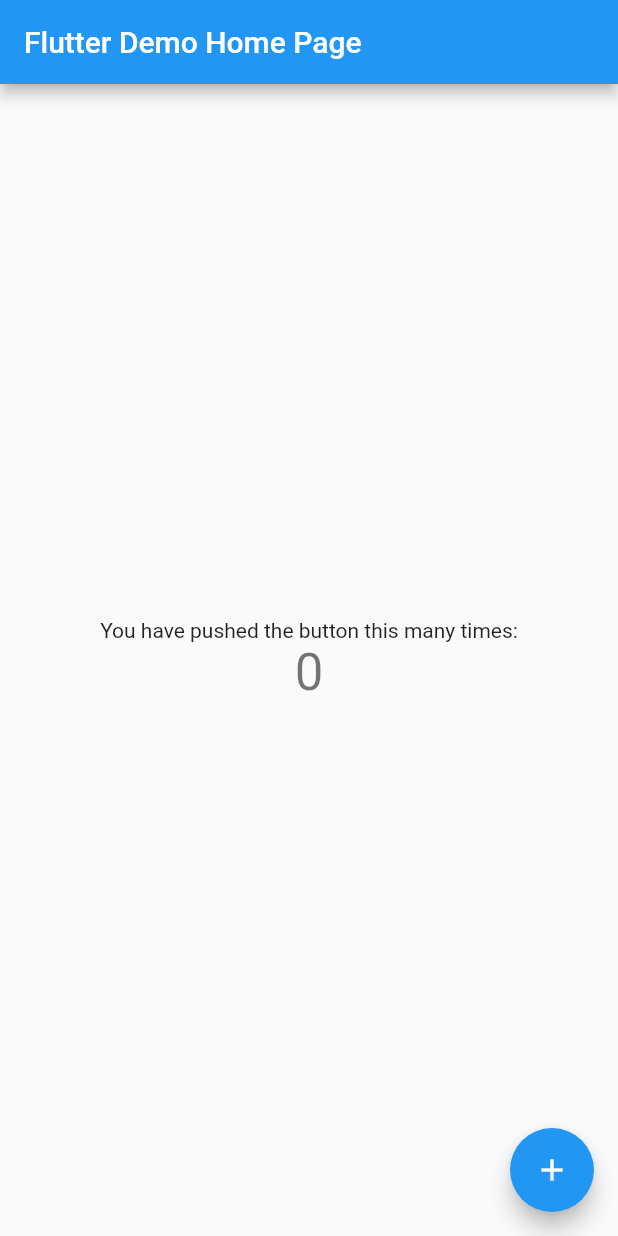
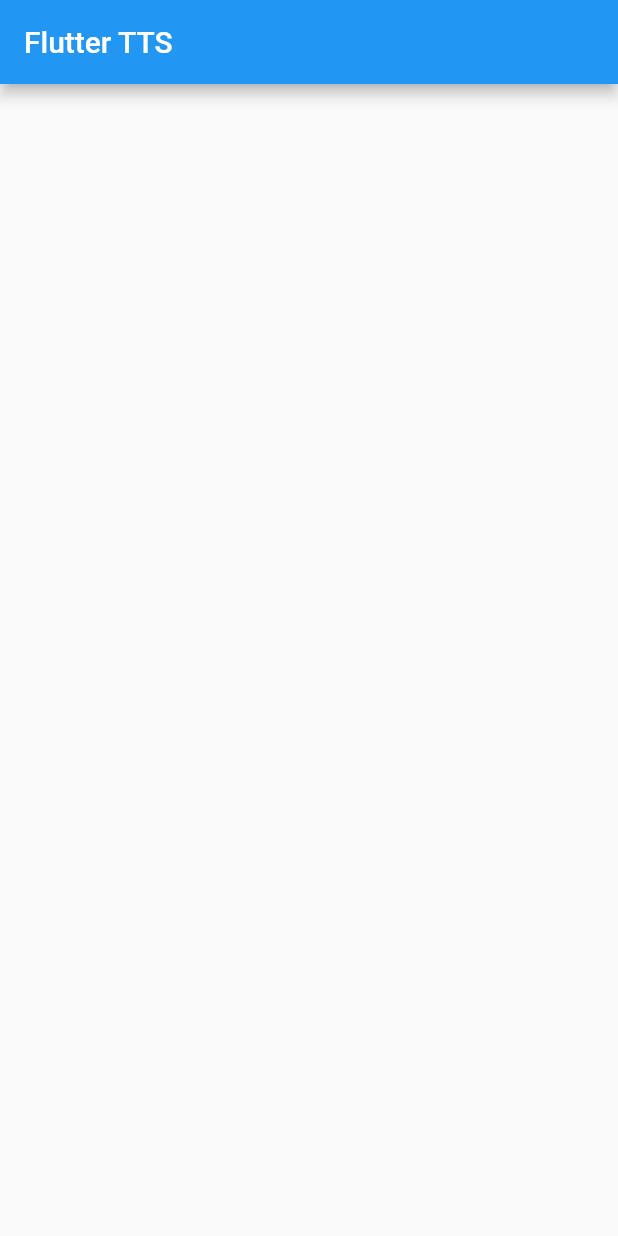
Before and after one commit to lohanidamodar/flutter_tts_experiment, a Flutter app: the screen it shows after launch, on a phone screen of 412 x 824 dp. Run offline on Flutter 3.47's test engine with Material 2 defaults, Android fonts, the phone set to English and light mode, and no system bars.

Commit message:
removed demo

```diff
--- a/lib/main.dart
+++ b/lib/main.dart
@@ -3,109 +3,31 @@ import 'package:flutter/material.dart';
 void main() => runApp(MyApp());
 
 class MyApp extends StatelessWidget {
-  // This widget is the root of your application.
   @override
   Widget build(BuildContext context) {
     return MaterialApp(
-      title: 'Flutter Demo',
+      title: 'Flutter TTS Experiments',
       theme: ThemeData(
-        // This is the theme of your application.
-        //
-        // Try running your application with "flutter run". You'll see the
-        // application has a blue toolbar. Then, without quitting the app, try
-        // changing the primarySwatch below to Colors.green and then invoke
-        // "hot reload" (press "r" in the console where you ran "flutter run",
-        // or simply save your changes to "hot reload" in a Flutter IDE).
-        // Notice that the counter didn't reset back to zero; the application
-        // is not restarted.
         primarySwatch: Colors.blue,
       ),
-      home: MyHomePage(title: 'Flutter Demo Home Page'),
+      home: HomePage(),
     );
   }
 }
 
-class MyHomePage extends StatefulWidget {
-  MyHomePage({Key key, this.title}) : super(key: key);
-
-  // This widget is the home page of your application. It is stateful, meaning
-  // that it has a State object (defined below) that contains fields that affect
-  // how it looks.
-
-  // This class is the configuration for the state. It holds the values (in this
-  // case the title) provided by the parent (in this case the App widget) and
-  // used by the build method of the State. Fields in a Widget subclass are
-  // always marked "final".
-
-  final String title;
-
+class HomePage extends StatelessWidget {
   @override
-  _MyHomePageState createState() => _MyHomePageState();
-}
-
-class _MyHomePageState extends State<MyHomePage> {
-  int _counter = 0;
-
-  void _incrementCounter() {
-    setState(() {
-      // This call to setState tells the Flutter framework that something has
-      // changed in this State, which causes it to rerun the build method below
-      // so that the display can reflect the updated values. If we changed
-      // _counter without calling setState(), then the build method would not be
-      // called again, and so nothing would appear to happen.
-      _counter++;
-    });
-  }
-
-  @override
-  Widget build(BuildContext context) {
-    // This method is rerun every time setState is called, for instance as done
-    // by the _incrementCounter method above.
-    //
-    // The Flutter framework has been optimized to make rerunning build methods
-    // fast, so that you can just rebuild anything that needs updating rather
-    // than having to individually change instances of widgets.
+  Widget build(BuildContext context){
     return Scaffold(
       appBar: AppBar(
-        // Here we take the value from the MyHomePage object that was created by
-        // the App.build method, and use it to set our appbar title.
-        title: Text(widget.title),
+        title: Text('Flutter TTS'),
       ),
-      body: Center(
-        // Center is a layout widget. It takes a single child and positions it
-        // in the middle of the parent.
+      body: SingleChildScrollView(
         child: Column(
-          // Column is also layout widget. It takes a list of children and
-          // arranges them vertically. By default, it sizes itself to fit its
-          // children horizontally, and tries to be as tall as its parent.
-          //
-          // Invoke "debug painting" (press "p" in the console, choose the
-          // "Toggle Debug Paint" action from the Flutter Inspector in Android
-          // Studio, or the "Toggle Debug Paint" command in Visual Studio Code)
-          // to see the wireframe for each widget.
-          //
-          // Column has various properties to control how it sizes itself and
-          // how it positions its children. Here we use mainAxisAlignment to
-          // center the children vertically; the main axis here is the vertical
-          // axis because Columns are vertical (the cross axis would be
-          // horizontal).
-          mainAxisAlignment: MainAxisAlignment.center,
-          children: <Widget>[
-            Text(
-              'You have pushed the button this many times:',
-            ),
-            Text(
-              '$_counter',
-              style: Theme.of(context).textTheme.display1,
-            ),
-          ],
+          crossAxisAlignment: CrossAxisAlignment.start,
+          children: <Widget>[],
         ),
       ),
-      floatingActionButton: FloatingActionButton(
-        onPressed: _incrementCounter,
-        tooltip: 'Increment',
-        child: Icon(Icons.add),
-      ), // This trailing comma makes auto-formatting nicer for build methods.
     );
   }
 }
```
